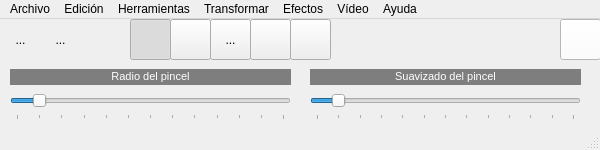
This is mainwindow.ui in neri-um/paint as Qt 5 draws it before an edit. The edited form follows.
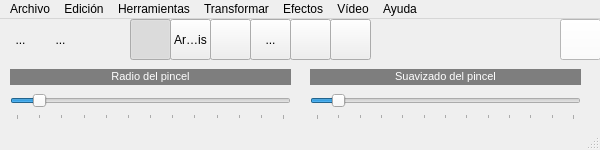
This is the edited form. Icons and pictures are not drawn.

The edit to the form file:
```diff
--- a/mainwindow.ui
+++ b/mainwindow.ui
@@ -245,7 +245,7 @@
    <widget class="QToolButton" name="toolButton_5">
     <property name="geometry">
      <rect>
-      <x>170</x>
+      <x>210</x>
       <y>0</y>
       <width>41</width>
       <height>41</height>
@@ -274,7 +274,7 @@
    <widget class="QToolButton" name="toolButton_6">
     <property name="geometry">
      <rect>
-      <x>290</x>
+      <x>330</x>
       <y>0</y>
       <width>41</width>
       <height>41</height>
@@ -319,7 +319,7 @@
    <widget class="QToolButton" name="toolButton_7">
     <property name="geometry">
      <rect>
-      <x>210</x>
+      <x>250</x>
       <y>0</y>
       <width>41</width>
       <height>41</height>
@@ -342,7 +342,7 @@
    <widget class="QToolButton" name="toolButton_8">
     <property name="geometry">
      <rect>
-      <x>250</x>
+      <x>290</x>
       <y>0</y>
       <width>41</width>
       <height>41</height>
@@ -362,6 +362,35 @@
      <bool>true</bool>
     </property>
    </widget>
+   <widget class="QToolButton" name="toolButton_9">
+    <property name="geometry">
+     <rect>
+      <x>170</x>
+      <y>0</y>
+      <width>41</width>
+      <height>41</height>
+     </rect>
+    </property>
+    <property name="text">
+     <string>Arcoiris</string>
+    </property>
+    <property name="icon">
+     <iconset resource="recursos.qrc">
+      <normaloff>:/imagenes/arcoiris.png</normaloff>:/imagenes/arcoiris.png</iconset>
+    </property>
+    <property name="iconSize">
+     <size>
+      <width>32</width>
+      <height>32</height>
+     </size>
+    </property>
+    <property name="checkable">
+     <bool>true</bool>
+    </property>
+    <property name="autoExclusive">
+     <bool>true</bool>
+    </property>
+   </widget>
   </widget>
   <widget class="QMenuBar" name="menuBar">
    <property name="geometry">
```
Left out of the diff: 32 changed lines with no effect on the pictures.
